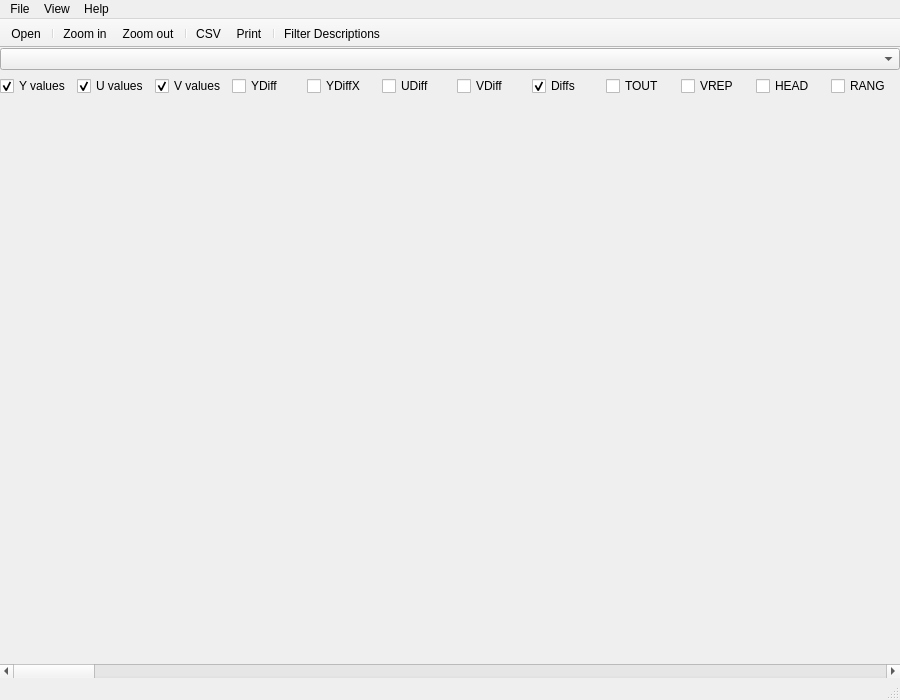
Before: the Qt Designer form Source/GUI/mainwindow.ui in bavc/qctools, drawn with Qt 5.
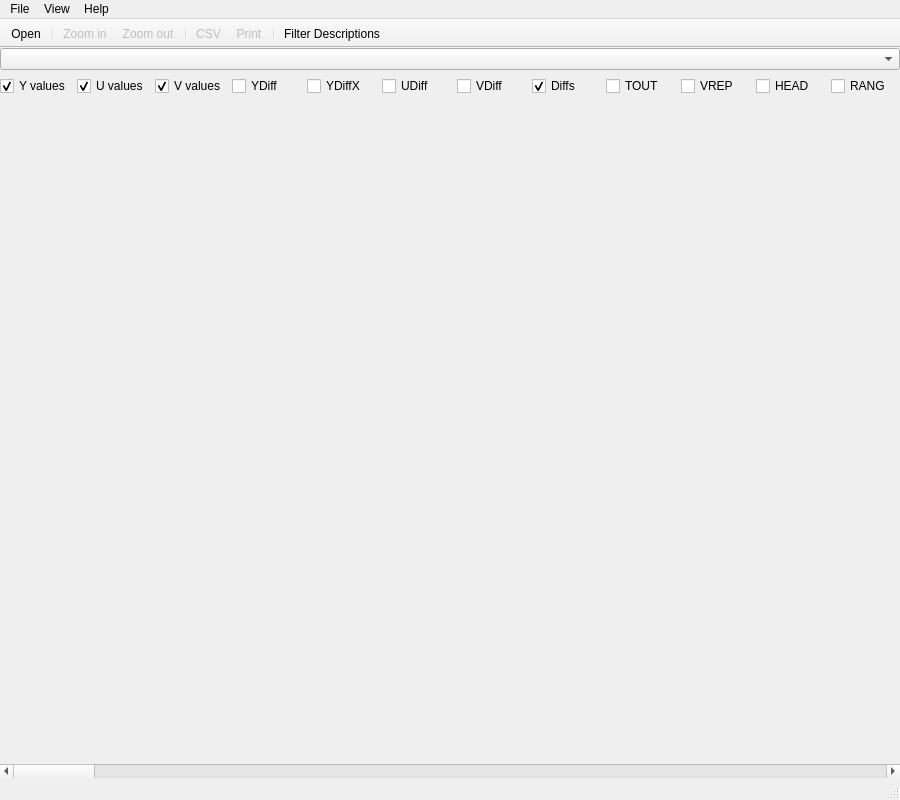
After: the same form once the commit is applied.

```diff
--- a/Source/GUI/mainwindow.ui
+++ b/Source/GUI/mainwindow.ui
@@ -7,7 +7,7 @@
     <x>0</x>
     <y>0</y>
     <width>900</width>
-    <height>700</height>
+    <height>800</height>
    </rect>
   </property>
   <property name="windowTitle">
@@ -259,16 +259,25 @@
    </property>
   </action>
   <action name="actionZoomIn">
+   <property name="enabled">
+    <bool>false</bool>
+   </property>
    <property name="text">
     <string>Zoom in</string>
    </property>
   </action>
   <action name="actionZoomOut">
+   <property name="enabled">
+    <bool>false</bool>
+   </property>
    <property name="text">
     <string>Zoom out</string>
    </property>
   </action>
   <action name="actionPrint">
+   <property name="enabled">
+    <bool>false</bool>
+   </property>
    <property name="text">
     <string>Print</string>
    </property>
@@ -279,6 +288,9 @@
    </property>
   </action>
   <action name="actionCSV">
+   <property name="enabled">
+    <bool>false</bool>
+   </property>
    <property name="text">
     <string>CSV</string>
    </property>
```
